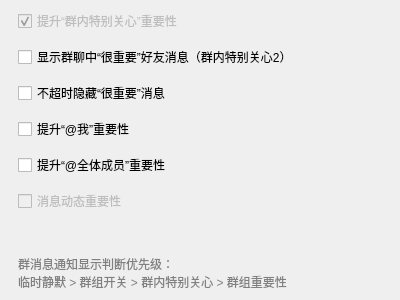
Above: widgets/settings/specialwidget.ui from iwxyi/CatlikeQQ before the change. Below: the same form after it.
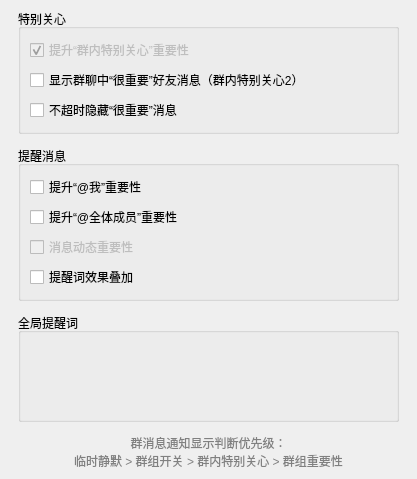
That is the form after the change.

Commit message: 新增全局提醒词；新增提醒词效果叠加开关

```diff
--- a/widgets/settings/specialwidget.ui
+++ b/widgets/settings/specialwidget.ui
@@ -6,8 +6,8 @@
    <rect>
     <x>0</x>
     <y>0</y>
-    <width>400</width>
-    <height>300</height>
+    <width>417</width>
+    <height>399</height>
    </rect>
   </property>
   <property name="windowTitle">
@@ -30,6 +30,12 @@
     <number>9</number>
    </property>
    <item>
+    <widget class="QGroupBox" name="groupBox">
+     <property name="title">
+      <string>特别关心</string>
+     </property>
+     <layout class="QVBoxLayout" name="verticalLayout_2">
+      <item>
     <widget class="QCheckBox" name="improveAtMeImportanceCheck_2">
      <property name="enabled">
       <bool>false</bool>
@@ -68,6 +74,15 @@
      </property>
     </widget>
    </item>
+     </layout>
+    </widget>
+   </item>
+   <item>
+    <widget class="QGroupBox" name="groupBox_2">
+     <property name="title">
+      <string>提醒消息</string>
+     </property>
+     <layout class="QVBoxLayout" name="verticalLayout_3">
    <item>
     <widget class="QCheckBox" name="improveAtMeImportanceCheck">
      <property name="toolTip">
@@ -106,6 +121,42 @@
     </widget>
    </item>
    <item>
+       <widget class="QCheckBox" name="remindOverlayCheck">
+        <property name="toolTip">
+         <string>&lt;html&gt;&lt;head/&gt;&lt;body&gt;&lt;p&gt;全局提醒词/群组提醒词 均可提升一个级别重要性&lt;/p&gt;&lt;p&gt;开启效果叠加时，若一条消息中包含多个关键词则提升多级重要性&lt;/p&gt;&lt;p&gt;可通过重复设置关键词，将重要性提升至MAX&lt;/p&gt;&lt;/body&gt;&lt;/html&gt;</string>
+        </property>
+        <property name="text">
+         <string>提醒词效果叠加</string>
+        </property>
+       </widget>
+      </item>
+     </layout>
+    </widget>
+   </item>
+   <item>
+    <widget class="QGroupBox" name="groupBox_3">
+     <property name="title">
+      <string>全局提醒词</string>
+     </property>
+     <layout class="QVBoxLayout" name="verticalLayout_4">
+      <item>
+       <widget class="QPlainTextEdit" name="globalRemindWordsEdit">
+        <property name="toolTip">
+         <string>&lt;html&gt;&lt;head/&gt;&lt;body&gt;&lt;p&gt;全局的关键词提醒，以空格分开&lt;/p&gt;&lt;p&gt;当发来的消息中包含任一关键词时，提升消息重要性&lt;/p&gt;&lt;p&gt;不同关键词（或相同一词）可反复叠加&lt;/p&gt;&lt;p&gt;也会与群组的提醒词效果叠加&lt;/p&gt;&lt;/body&gt;&lt;/html&gt;</string>
+        </property>
+        <property name="styleSheet">
+         <string notr="true">QPlainTextEdit
+{
+	background: transparent;
+	border: none;
+}</string>
+        </property>
+       </widget>
+      </item>
+     </layout>
+    </widget>
+   </item>
+   <item>
     <spacer name="verticalSpacer">
      <property name="orientation">
       <enum>Qt::Vertical</enum>
@@ -127,6 +178,9 @@
       <string>群消息通知显示判断优先级：
 临时静默 &gt; 群组开关 &gt; 群内特别关心 &gt; 群组重要性</string>
      </property>
+     <property name="alignment">
+      <set>Qt::AlignCenter</set>
+     </property>
     </widget>
    </item>
   </layout>
```
Lines whose indentation alone changed are shown as unchanged. The commit also changes 7 other files.
